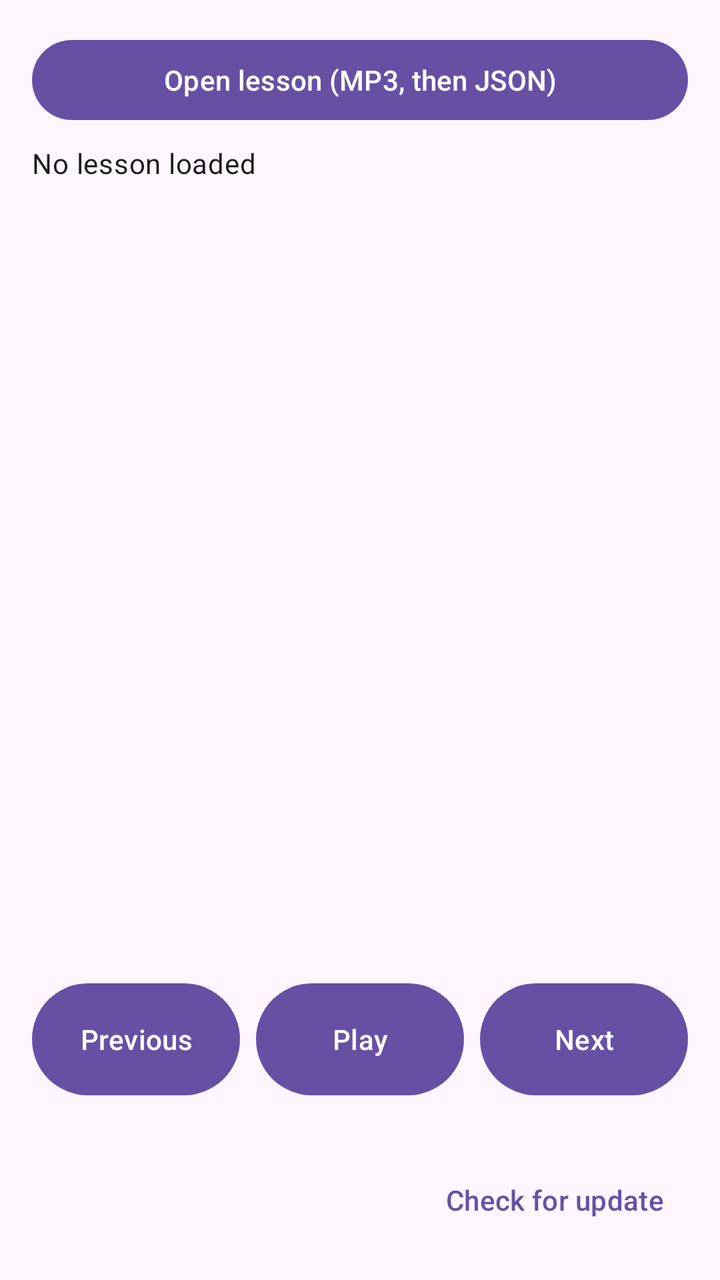
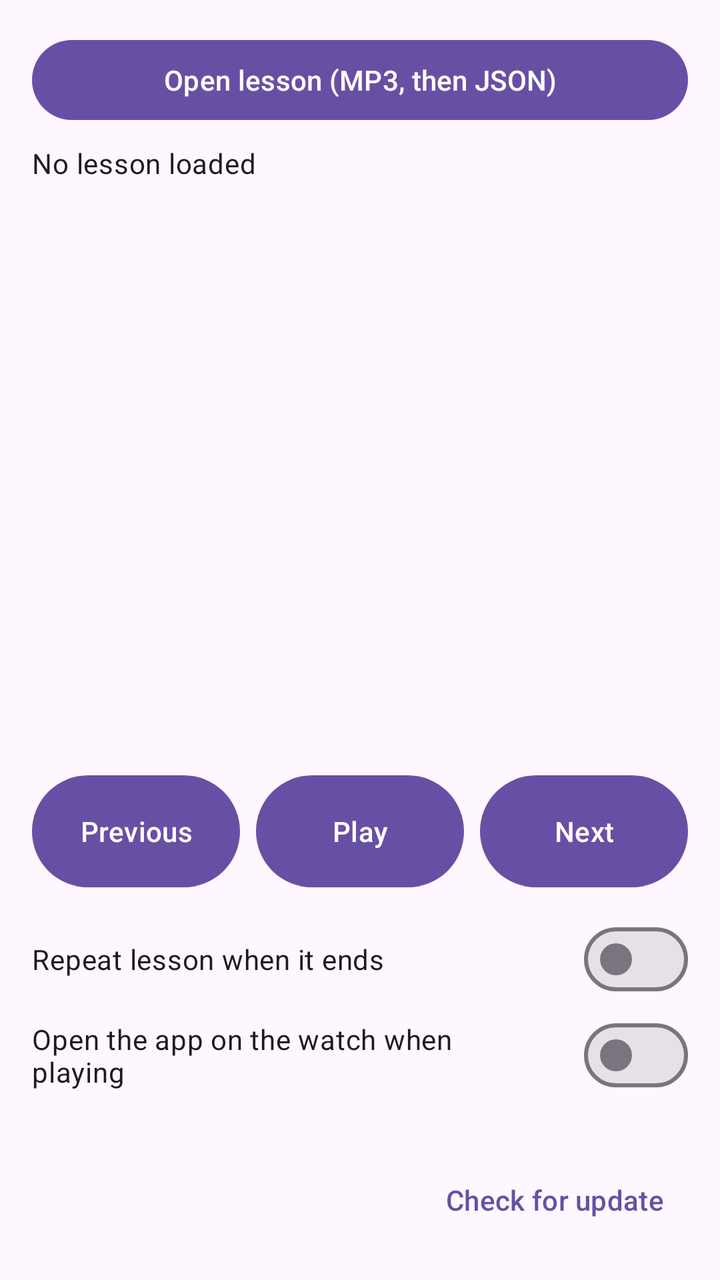

The first picture is an Android layout as it rendered before a commit; the second is the same layout after the commit. The layout source and the unified diff follow.
<!-- AndroidManifest.xml: application theme Theme.LessonSubtitles -->
<!-- res/layout/activity_main.xml -->
<?xml version="1.0" encoding="utf-8"?>
<FrameLayout xmlns:android="http://schemas.android.com/apk/res/android"
    android:layout_width="match_parent"
    android:layout_height="match_parent"
    android:fitsSystemWindows="true">

    <LinearLayout
        android:layout_width="match_parent"
        android:layout_height="match_parent"
        android:orientation="vertical"
        android:padding="16dp">

        <Button
            android:id="@+id/openButton"
            android:layout_width="match_parent"
            android:layout_height="wrap_content"
            android:text="@string/open_lesson" />

        <TextView
            android:id="@+id/lessonTitle"
            android:layout_width="match_parent"
            android:layout_height="wrap_content"
            android:layout_marginTop="8dp"
            android:ellipsize="middle"
            android:singleLine="true"
            android:text="@string/no_lesson"
            android:textAppearance="?attr/textAppearanceBodyMedium" />

        <TextView
            android:id="@+id/segmentText"
            android:layout_width="match_parent"
            android:layout_height="0dp"
            android:layout_weight="1"
            android:autoSizeMaxTextSize="48sp"
            android:autoSizeMinTextSize="14sp"
            android:autoSizeTextType="uniform"
            android:gravity="center"
            android:padding="8dp"
            android:textColor="?android:attr/textColorPrimary" />

        <TextView
            android:id="@+id/segmentInfo"
            android:layout_width="match_parent"
            android:layout_height="wrap_content"
            android:gravity="center"
            android:textAppearance="?attr/textAppearanceBodySmall" />

        <TextView
            android:id="@+id/timeText"
            android:layout_width="match_parent"
            android:layout_height="wrap_content"
            android:layout_marginTop="4dp"
            android:gravity="center"
            android:textAppearance="?attr/textAppearanceBodyLarge" />

        <LinearLayout
            android:layout_width="match_parent"
            android:layout_height="wrap_content"
            android:layout_marginTop="12dp"
            android:orientation="horizontal">

            <Button
                android:id="@+id/prevButton"
                android:layout_width="0dp"
                android:layout_height="64dp"
                android:layout_weight="1"
                android:text="@string/previous" />

            <Button
                android:id="@+id/playButton"
                android:layout_width="0dp"
                android:layout_height="64dp"
                android:layout_marginHorizontal="8dp"
                android:layout_weight="1"
                android:text="@string/play" />

            <Button
                android:id="@+id/nextButton"
                android:layout_width="0dp"
                android:layout_height="64dp"
                android:layout_weight="1"
                android:text="@string/next" />
        </LinearLayout>

        <TextView
            android:id="@+id/watchStatus"
            android:layout_width="match_parent"
            android:layout_height="wrap_content"
            android:layout_marginTop="8dp"
            android:gravity="center"
            android:textAppearance="?attr/textAppearanceBodySmall" />

        <LinearLayout
            android:layout_width="match_parent"
            android:layout_height="wrap_content"
            android:gravity="center_vertical"
            android:orientation="horizontal">

            <TextView
                android:id="@+id/versionText"
                android:layout_width="0dp"
                android:layout_height="wrap_content"
                android:layout_weight="1"
                android:textAppearance="?attr/textAppearanceBodySmall" />

            <Button
                android:id="@+id/updateButton"
                style="?attr/borderlessButtonStyle"
                android:layout_width="wrap_content"
                android:layout_height="wrap_content"
                android:text="@string/check_update" />
        </LinearLayout>
    </LinearLayout>
</FrameLayout>
<!-- resources referenced by this layout -->
<resources>
  <string name="check_update">Check for update</string>
  <string name="next">Next</string>
  <string name="no_lesson">No lesson loaded</string>
  <string name="open_lesson">Open lesson (MP3, then JSON)</string>
  <string name="play">Play</string>
  <string name="previous">Previous</string>
  <style name="Theme.LessonSubtitles" parent="Theme.Material3.DayNight.NoActionBar" />
</resources>

<!-- the commit's change to res/layout/activity_main.xml (unified diff, before → after) -->
@@ -82,6 +82,19 @@
                 android:text="@string/next" />
         </LinearLayout>
 
+        <com.google.android.material.materialswitch.MaterialSwitch
+            android:id="@+id/repeatSwitch"
+            android:layout_width="match_parent"
+            android:layout_height="wrap_content"
+            android:layout_marginTop="8dp"
+            android:text="@string/repeat_lesson" />
+
+        <com.google.android.material.materialswitch.MaterialSwitch
+            android:id="@+id/autoOpenSwitch"
+            android:layout_width="match_parent"
+            android:layout_height="wrap_content"
+            android:text="@string/auto_open_watch" />
+
         <TextView
             android:id="@+id/watchStatus"
             android:layout_width="match_parent"
<!-- resource entries referenced after the edit -->
@@ -1,11 +1,13 @@
 <!-- resources referenced by this layout -->
 <resources>
+  <string name="auto_open_watch">Open the app on the watch when playing</string>
   <string name="check_update">Check for update</string>
   <string name="next">Next</string>
   <string name="no_lesson">No lesson loaded</string>
   <string name="open_lesson">Open lesson (MP3, then JSON)</string>
   <string name="play">Play</string>
   <string name="previous">Previous</string>
+  <string name="repeat_lesson">Repeat lesson when it ends</string>
   <style name="Theme.LessonSubtitles" parent="Theme.Material3.DayNight.NoActionBar" />
 </resources>
 
